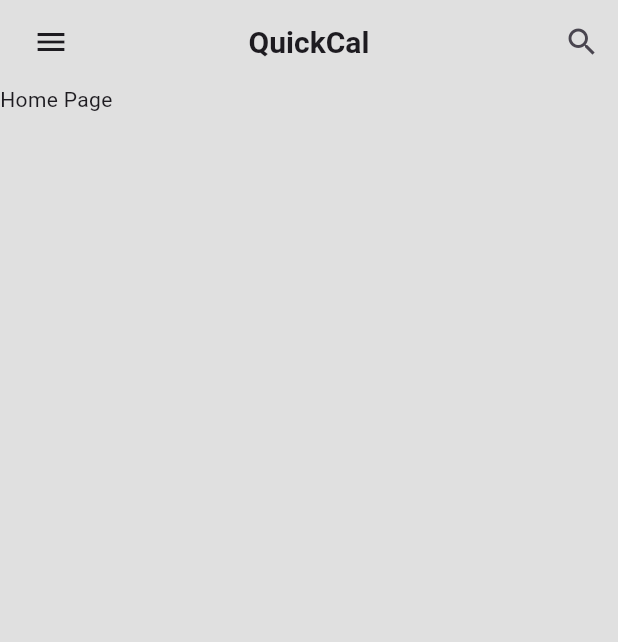
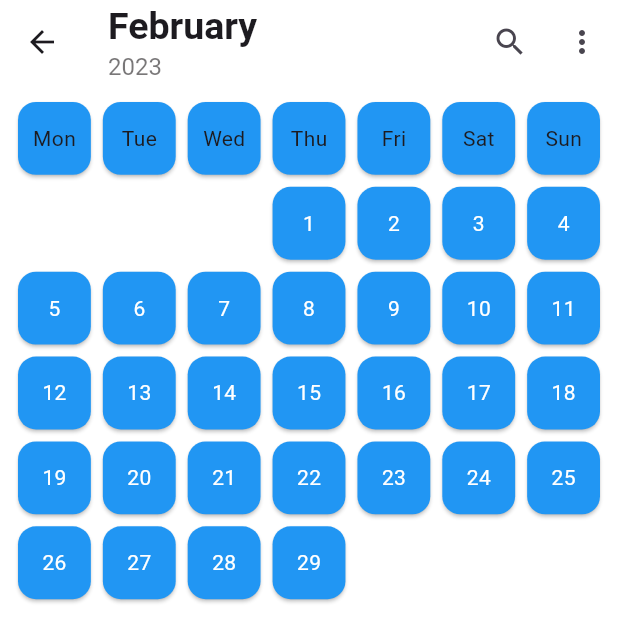
Before and after one commit to joharkhan99/quickcal, a Flutter app: the HomePage screen opened by its route, on a phone screen of 412 x 824 dp. Shown: the top 642 px of the screen. Run offline on Flutter 3.47's test engine with Material 3 defaults, Android fonts, the phone set to English and light mode, and no system bars.

Commit message:
Refactor home page layout and add calendar functionality

```diff
--- /dev/null
+++ b/lib/models/calendar.dart
@@ -0,0 +1,60 @@
+class Calendar {
+  late DateTime _currentMonth;
+  late int totalDaysInMonth;
+
+  Calendar() {
+    _currentMonth = DateTime.now();
+    totalDaysInMonth = DateTime(_currentMonth.year, _currentMonth.month + 1, 0).day;
+  }
+
+  List<Map<String, DateTime>> getDaysInMonth({DateTime? month}) {
+    month ??= _currentMonth; // If month is null, use _currentMonth
+    List<Map<String, DateTime>> daysInMonth = [];
+    DateTime firstDayOfMonth = DateTime(month.year, month.month, 1);
+    int startingDayOfWeek = firstDayOfMonth.weekday;
+
+    // Add empty days to the list
+    for (int i = 1; i < startingDayOfWeek; i++) {
+      daysInMonth.add({});
+    }
+
+    final int daysCount = DateTime(month.year, month.month + 1, 0).day;
+    for (int day = 1; day <= daysCount; day++) {
+      DateTime date = DateTime(month.year, month.month, day);
+      String dayOfWeek = getDayOfWeek(date.weekday);
+
+      daysInMonth.add({
+        dayOfWeek: date,
+      });
+    }
+
+    // print(daysInMonth);
+
+    return daysInMonth;
+  }
+
+  String getDayOfWeek(int weekday) {
+    switch (weekday) {
+      case DateTime.monday:
+        return 'Mon';
+      case DateTime.tuesday:
+        return 'Tue';
+      case DateTime.wednesday:
+        return 'Wed';
+      case DateTime.thursday:
+        return 'Thu';
+      case DateTime.friday:
+        return 'Fri';
+      case DateTime.saturday:
+        return 'Sat';
+      case DateTime.sunday:
+        return 'Sun';
+      default:
+        return '';
+    }
+  }
+
+  int getTotalExtraDays() {
+    return getDaysInMonth().where((day) => day.isEmpty).length;
+  }
+}
--- a/lib/pages/home_page.dart
+++ b/lib/pages/home_page.dart
@@ -1,4 +1,5 @@
 import 'package:flutter/material.dart';
+import 'package:quickcal/models/calendar.dart';
 
 class HomePage extends StatefulWidget {
   const HomePage({super.key});
@@ -8,50 +9,107 @@
 }
 
 class _HomePageState extends State<HomePage> {
+  Calendar calendar = Calendar();
+
+  @override
+  void initState() {
+    super.initState();
+  }
+
   @override
   Widget build(BuildContext context) {
     return Scaffold(
-      backgroundColor: Colors.grey[300],
-      drawer: SizedBox(
-        width: MediaQuery.of(context).size.width * 0.6,
-        child: const Drawer(
-          shape: RoundedRectangleBorder(
-            borderRadius: BorderRadius.zero,
+      backgroundColor: Colors.white,
+      appBar: AppBar(
+        title: const Column(
+          mainAxisAlignment: MainAxisAlignment.center,
+          crossAxisAlignment: CrossAxisAlignment.start,
+          children: [
+            Text(
+              'February',
+              style: TextStyle(
+                fontWeight: FontWeight.bold,
+                fontSize: 25,
+              ),
+            ),
+            Text(
+              '2023',
+              style: TextStyle(
+                  // fontWeight: FontWeight.bold,
+                  fontSize: 16,
+                  color: Color.fromARGB(164, 46, 43, 45)),
+            ),
+          ],
+        ),
+        backgroundColor: Colors.white.withAlpha(200),
+        elevation: 0,
+        actions: [
+          IconButton(
+            icon: const Icon(Icons.search),
+            onPressed: () {},
+            tooltip: 'Search',
           ),
-          backgroundColor: Colors.white,
-          child: Text('Drawer'),
-        ),
-      ),
-      appBar: AppBar(
-        centerTitle: true,
-        title: const Text(
-          'QuickCal',
-          style: TextStyle(
-            fontWeight: FontWeight.bold,
-            fontSize: 20,
-            // fontFamily:
-          ),
-        ),
-        backgroundColor: Colors.transparent,
-        elevation: 0,
-        leading: Builder(
-          builder: (context) {
-            return IconButton(
-              icon: const Padding(
-                padding: EdgeInsets.only(left: 12.0),
-                child: Icon(Icons.menu),
-              ),
-              onPressed: () {
-                Scaffold.of(context).openDrawer();
-              },
-            );
-          },
-        ),
-        actions: [
-          IconButton(icon: const Icon(Icons.search), onPressed: () {}),
+          PopupMenuButton(
+            itemBuilder: (context) {
+              return [
+                const PopupMenuItem(
+                  child: Text('Settings'),
+                ),
+                const PopupMenuItem(
+                  child: Text('About'),
+                ),
+              ];
+            },
+            tooltip: 'Menu',
+          )
         ],
       ),
-      body: const Text('Home Page'),
+      body: Padding(
+        padding: const EdgeInsets.all(8.0),
+        child: GridView.builder(
+            itemCount: calendar.totalDaysInMonth + 7 + calendar.getTotalExtraDays(),
+            gridDelegate: const SliverGridDelegateWithFixedCrossAxisCount(crossAxisCount: 7),
+            itemBuilder: (context, index) {
+              if (index < 7) {
+                return Card(
+                  color: Colors.blue,
+                  child: Center(
+                    child: Text(calendar.getDayOfWeek(index + 1)),
+                  ),
+                );
+              } else {
+                Map<String, DateTime> dayInfo = calendar.getDaysInMonth()[index - 7];
+                // String dayOfWeek = dayInfo.isEmpty ? '' : dayInfo.keys.first;
+                int date = dayInfo.isEmpty ? 0 : dayInfo.values.first.day;
+
+                if (date == 0 || dayInfo.isEmpty) {
+                  return const Card(
+                    color: Colors.white,
+                    elevation: 0,
+                  );
+                }
+
+                return Card(
+                  color: Colors.blue,
+                  child: Center(
+                    child: Column(
+                      mainAxisAlignment: MainAxisAlignment.center,
+                      children: [
+                        Text(
+                          '$date',
+                          style: TextStyle(color: Colors.white),
+                        ),
+                        // Text(
+                        //   '${date.day}',
+                        //   style: TextStyle(color: Colors.white),
+                        // ),
+                      ],
+                    ),
+                  ),
+                );
+              }
+            }),
+      ),
     );
   }
 }
```
